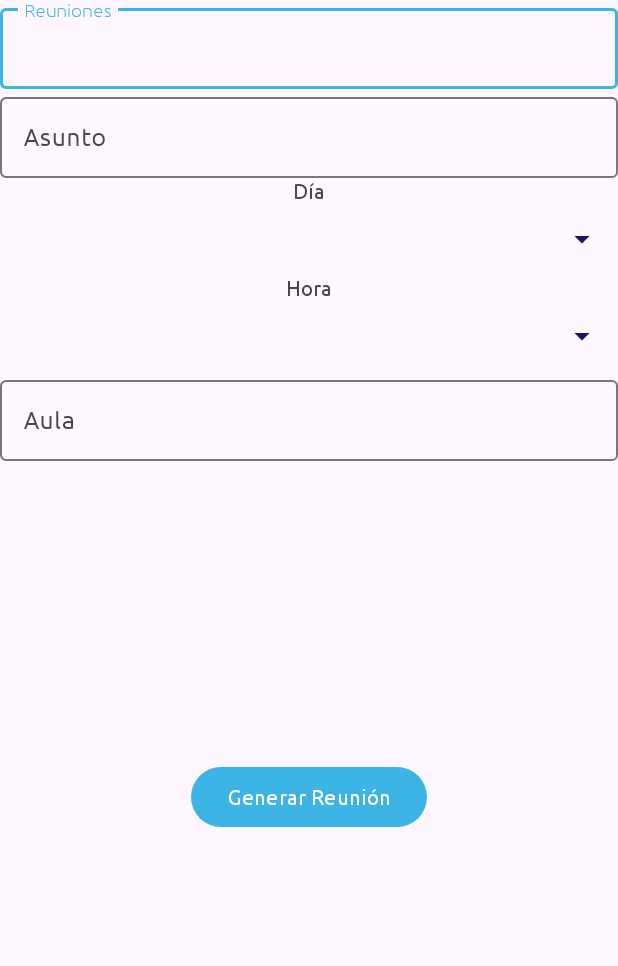
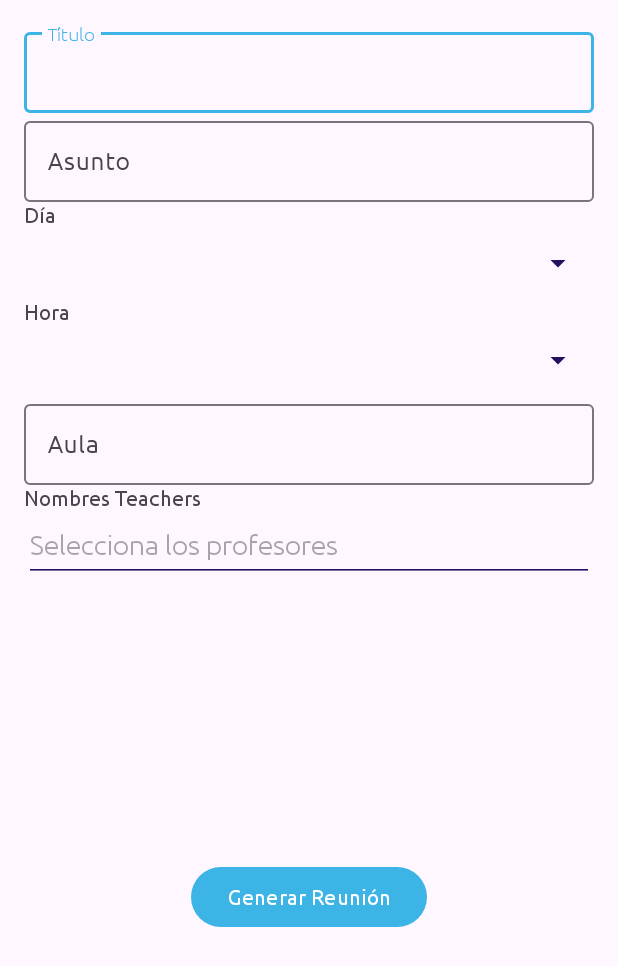
Before and after one commit to leirelasaam/Reto2App, an Android app: the layout activity_meetings.xml on its own in the app's theme, with its tools: preview values and no code run, on a phone screen of 412 x 824 dp. Shown: the top 966 px of the screen. Run offline under Robolectric (Android 15) with nearby library versions, the phone set to English and light mode, and no system bars.

Commit message:
Reuniones

```diff
--- a/app/src/main/java/com/elorrieta/alumnoclient/entity/Meeting.kt
+++ b/app/src/main/java/com/elorrieta/alumnoclient/entity/Meeting.kt
@@ -1,10 +1,8 @@
 package com.elorrieta.alumnoclient.entity
+
 import java.time.LocalDateTime
 
-enum class Status {
-    ACEPTADA, RECHAZADA, PENDIENTE
-}
-data class Meeting(
+class Meeting(
     val id: Long, // BIGINT
     val userId: Long,
     val day: Int, // TINYINT
--- /dev/null
+++ b/app/src/main/java/com/elorrieta/alumnoclient/entity/Status.kt
@@ -0,0 +1,5 @@
+package com.elorrieta.alumnoclient.entity
+
+enum class Status {
+    ACEPTADA, RECHAZADA, PENDIENTE
+}
--- a/app/src/main/res/layout/activity_meetings.xml
+++ b/app/src/main/res/layout/activity_meetings.xml
@@ -4,23 +4,24 @@
     xmlns:tools="http://schemas.android.com/tools"
     android:layout_width="match_parent"
     android:layout_height="match_parent"
-    tools:context=".MeetingsActivity">
+    tools:context=".MeetingsActivity"
+    android:padding="16dp">
 
     <!-- Título -->
     <com.google.android.material.textfield.TextInputLayout
         android:id="@+id/inputTitle"
         android:layout_width="0dp"
         android:layout_height="wrap_content"
+        app:layout_constraintStart_toStartOf="parent"
         app:layout_constraintEnd_toEndOf="parent"
-        app:layout_constraintStart_toStartOf="parent"
         app:layout_constraintTop_toTopOf="parent"
-        android:hint="Reuniones">
+        android:hint="Título">
 
         <com.google.android.material.textfield.TextInputEditText
             android:id="@+id/editTitle"
             android:layout_width="match_parent"
             android:layout_height="wrap_content"
-            android:inputType="text"/>
+            android:inputType="text" />
     </com.google.android.material.textfield.TextInputLayout>
 
     <!-- Asunto -->
@@ -28,8 +29,8 @@
         android:id="@+id/inputSubject"
         android:layout_width="0dp"
         android:layout_height="wrap_content"
+        app:layout_constraintStart_toStartOf="parent"
         app:layout_constraintEnd_toEndOf="parent"
-        app:layout_constraintStart_toStartOf="parent"
         app:layout_constraintTop_toBottomOf="@id/inputTitle"
         android:hint="Asunto">
 
@@ -37,18 +38,17 @@
             android:id="@+id/editSubject"
             android:layout_width="match_parent"
             android:layout_height="wrap_content"
-            android:inputType="text"/>
+            android:inputType="text" />
     </com.google.android.material.textfield.TextInputLayout>
 
-    <!-- Día (Spinner) -->
+    <!-- Día -->
     <TextView
         android:id="@+id/textDay"
         android:layout_width="wrap_content"
         android:layout_height="wrap_content"
         android:text="Día"
         app:layout_constraintTop_toBottomOf="@id/inputSubject"
-        app:layout_constraintStart_toStartOf="parent"
-        app:layout_constraintEnd_toEndOf="parent"/>
+        app:layout_constraintStart_toStartOf="parent" />
 
     <Spinner
         android:id="@+id/spinnerDay"
@@ -59,15 +59,14 @@
         app:layout_constraintStart_toStartOf="parent"
         app:layout_constraintTop_toBottomOf="@id/textDay" />
 
-    <!-- Hora (Spinner) -->
+    <!-- Hora -->
     <TextView
         android:id="@+id/textTime"
         android:layout_width="wrap_content"
         android:layout_height="wrap_content"
         android:text="Hora"
         app:layout_constraintTop_toBottomOf="@id/spinnerDay"
-        app:layout_constraintStart_toStartOf="parent"
-        app:layout_constraintEnd_toEndOf="parent"/>
+        app:layout_constraintStart_toStartOf="parent" />
 
     <Spinner
         android:id="@+id/spinnerTime"
@@ -83,8 +82,8 @@
         android:id="@+id/inputClassroom"
         android:layout_width="0dp"
         android:layout_height="wrap_content"
+        app:layout_constraintStart_toStartOf="parent"
         app:layout_constraintEnd_toEndOf="parent"
-        app:layout_constraintStart_toStartOf="parent"
         app:layout_constraintTop_toBottomOf="@id/spinnerTime"
         android:hint="Aula">
 
@@ -92,35 +91,41 @@
             android:id="@+id/editClassroom"
             android:layout_width="match_parent"
             android:layout_height="wrap_content"
-            android:inputType="text"/>
+            android:inputType="text" />
     </com.google.android.material.textfield.TextInputLayout>
 
-    <!-- Nombres Profesores -->
-    <com.google.android.material.textfield.TextInputLayout
-        android:id="@+id/inputProfessors"
+    <!-- Nombres Teachers -->
+    <TextView
+        android:id="@+id/textTeachers"
+        android:layout_width="wrap_content"
+        android:layout_height="wrap_content"
+        android:text="Nombres Teachers"
+        app:layout_constraintTop_toBottomOf="@id/inputClassroom"
+        app:layout_constraintStart_toStartOf="parent" />
+
+    <MultiAutoCompleteTextView
+        android:id="@+id/multiAutoCompleteTeachers"
         android:layout_width="0dp"
         android:layout_height="wrap_content"
+        android:completionThreshold="1"
+        android:hint="Selecciona los profesores"
+        android:minHeight="48dp"
         app:layout_constraintEnd_toEndOf="parent"
         app:layout_constraintStart_toStartOf="parent"
-        app:layout_constraintTop_toBottomOf="@id/inputClassroom"
-        android:hint="Nombres Profesores">
+        app:layout_constraintTop_toBottomOf="@id/textTeachers" />
 
-    </com.google.android.material.textfield.TextInputLayout>
-
-    <!-- Botón de Guardar -->
-
-    <!-- Mensaje de Error -->
+    <!-- Botón de Generar -->
     <Button
         android:id="@+id/buttonSaveMeeting"
         android:layout_width="wrap_content"
         android:layout_height="wrap_content"
-        android:layout_marginTop="200dp"
-        android:onClick="onSaveMeetingClicked"
         android:text="Generar Reunión"
+        app:layout_constraintBottom_toBottomOf="parent"
         app:layout_constraintEnd_toEndOf="parent"
         app:layout_constraintStart_toStartOf="parent"
-        app:layout_constraintTop_toBottomOf="@id/inputProfessors" />
+        app:layout_constraintTop_toBottomOf="@id/multiAutoCompleteTeachers" />
 
+    <!-- Mensaje de Error -->
     <TextView
         android:id="@+id/textErrorMessage"
         android:layout_width="wrap_content"
@@ -130,6 +135,6 @@
         android:visibility="gone"
         app:layout_constraintTop_toBottomOf="@id/buttonSaveMeeting"
         app:layout_constraintStart_toStartOf="parent"
-        app:layout_constraintEnd_toEndOf="parent"/>
+        app:layout_constraintEnd_toEndOf="parent" />
 
 </androidx.constraintlayout.widget.ConstraintLayout>
```
Also changed, not shown: app/src/main/java/com/elorrieta/alumnoclient/MeetingsActivity.kt (+66 -0 lines), app/src/main/java/com/elorrieta/alumnoclient/room/model/Meeting.kt (added, +14 -0 lines), app/src/main/java/com/elorrieta/alumnoclient/room/model/MeetingDao.kt (added, +24 -0 lines).
